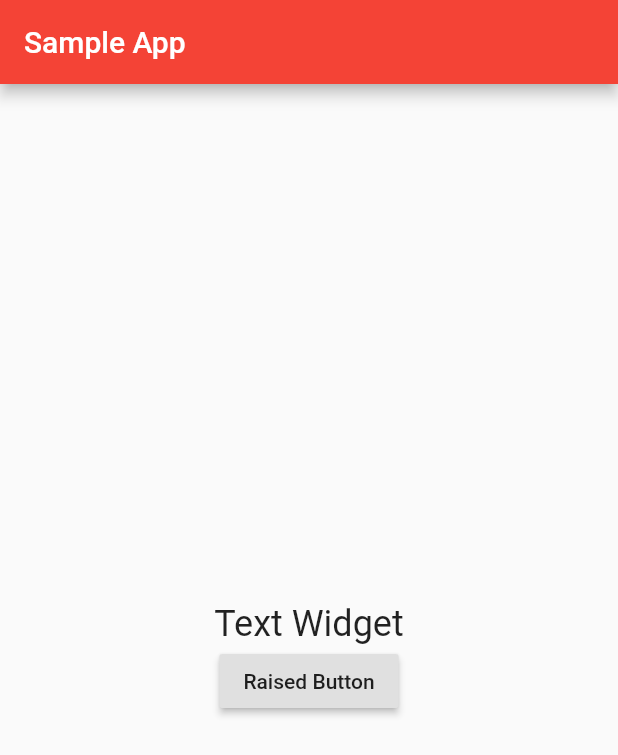
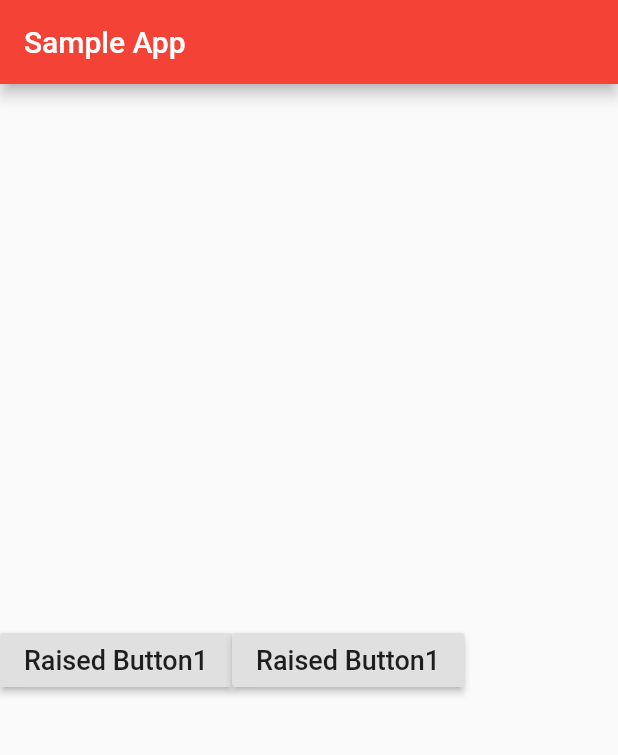
Before and after one commit to Rafid-tawhid/flutterpp, a Flutter app: the screen it shows after launch, on a phone screen of 412 x 824 dp. Shown: the top 755 px of the screen. Run offline on Flutter 3.47's test engine with Material 2 defaults, Android fonts, the phone set to English and light mode, and no system bars.

Commit message:
row practice

```diff
--- a/lib/main.dart
+++ b/lib/main.dart
@@ -21,20 +21,32 @@ class myapp extends StatelessWidget {
 
         ),
         body: Center(
-          child: Column(
-            mainAxisAlignment: MainAxisAlignment.center,
-            crossAxisAlignment: CrossAxisAlignment.center,
+          child: Row(
             children: [
-              Text("Text Widget",style: TextStyle(
-                fontSize: 24,
+
+              RaisedButton(onPressed: (){},
+              child: Text(
+                "Raised Button1",
+                style: TextStyle(
+                  fontSize: 18
+                ),
+
               ),),
               RaisedButton(onPressed: (){},
-              child: Text(
-                "Raised Button"
-              ),)
+                child: Text(
+                  "Raised Button1",
+                  style: TextStyle(
+                      fontSize: 18
+                  ),
+
+                ),),
+
+
+
             ],
           ),
         ),
+
       ),
     );
   }
```
